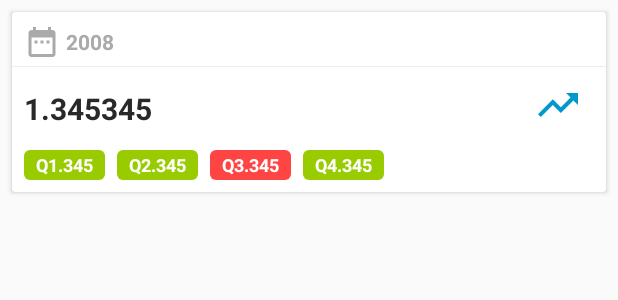
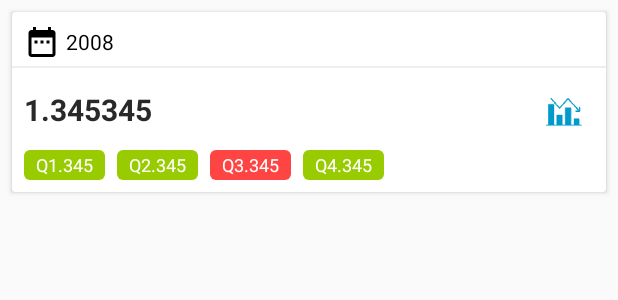
Before and after one commit to pratikmhatre/SPH-Test, an Android app: the layout item_volume_data.xml on its own in the app's theme, with its tools: preview values and no code run, on a phone screen of 412 x 824 dp. Shown: the top 300 px of the screen. Run offline under Robolectric (Android 15) with nearby library versions, the phone set to English and light mode, and no system bars; network calls fail.

Commit message:
App Complete

```diff
--- a/app/build.gradle
+++ b/app/build.gradle
@@ -47,7 +47,7 @@ dependencies {
 
     //RxJava
     implementation 'io.reactivex.rxjava2:rxjava:2.2.0'
-    compile 'io.reactivex.rxjava2:rxandroid:2.1.0'
+    implementation 'io.reactivex.rxjava2:rxandroid:2.1.0'
 
     //network
     implementation 'com.squareup.retrofit2:retrofit:2.2.0'
--- a/app/src/main/AndroidManifest.xml
+++ b/app/src/main/AndroidManifest.xml
@@ -3,6 +3,8 @@
     package="com.sphtest">
 
     <uses-permission android:name="android.permission.INTERNET" />
+    <uses-permission android:name="android.permission.ACCESS_NETWORK_STATE" />
+
     <application
         android:name=".application.MyApplication"
         android:allowBackup="true"
--- a/app/src/main/java/com/sphtest/data/db/DbHelper.kt
+++ b/app/src/main/java/com/sphtest/data/db/DbHelper.kt
@@ -10,7 +10,9 @@ import javax.inject.Inject
 class DbHelper @Inject constructor(@ApplicationContext val context: Context) : DbHelperFace {
     private val volumeDao = (context as MyApplication).daoSession.volumeDataTableDao
     override fun addSingleVolumeData(volumeData: VolumeDataTable) {
-        volumeDao.insert(volumeData)
+        if (volumeDao.queryBuilder().where(VolumeDataTableDao.Properties.Id.eq(volumeData.id)).list().isEmpty()) {
+            volumeDao.insert(volumeData)
+        }
     }
 
     override fun addAllVolumes(arrayList: ArrayList<VolumeDataTable>) {
--- a/app/src/main/res/drawable/ic_date.xml
+++ b/app/src/main/res/drawable/ic_date.xml
@@ -1,5 +1,10 @@
-<vector android:height="24dp" android:tint="#AAAAAA"
-    android:viewportHeight="24.0" android:viewportWidth="24.0"
-    android:width="24dp" xmlns:android="http://schemas.android.com/apk/res/android">
-    <path android:fillColor="#FF000000" android:pathData="M9,11L7,11v2h2v-2zM13,11h-2v2h2v-2zM17,11h-2v2h2v-2zM19,4h-1L18,2h-2v2L8,4L8,2L6,2v2L5,4c-1.11,0 -1.99,0.9 -1.99,2L3,20c0,1.1 0.89,2 2,2h14c1.1,0 2,-0.9 2,-2L21,6c0,-1.1 -0.9,-2 -2,-2zM19,20L5,20L5,9h14v11z"/>
+<vector xmlns:android="http://schemas.android.com/apk/res/android"
+    android:width="24dp"
+    android:height="24dp"
+    android:tint="#000000"
+    android:viewportWidth="24.0"
+    android:viewportHeight="24.0">
+    <path
+        android:fillColor="#FF000000"
+        android:pathData="M9,11L7,11v2h2v-2zM13,11h-2v2h2v-2zM17,11h-2v2h2v-2zM19,4h-1L18,2h-2v2L8,4L8,2L6,2v2L5,4c-1.11,0 -1.99,0.9 -1.99,2L3,20c0,1.1 0.89,2 2,2h14c1.1,0 2,-0.9 2,-2L21,6c0,-1.1 -0.9,-2 -2,-2zM19,20L5,20L5,9h14v11z" />
 </vector>
--- a/app/src/main/res/drawable/ic_trending.xml
+++ /dev/null
@@ -1,5 +0,0 @@
-<vector android:height="32dp" android:tint="#AAAAAA"
-    android:viewportHeight="24.0" android:viewportWidth="24.0"
-    android:width="32dp" xmlns:android="http://schemas.android.com/apk/res/android">
-    <path android:fillColor="#FF000000" android:pathData="M16,6l2.29,2.29 -4.88,4.88 -4,-4L2,16.59 3.41,18l6,-6 4,4 6.3,-6.29L22,12V6z"/>
-</vector>
--- a/app/src/main/res/layout/item_volume_data.xml
+++ b/app/src/main/res/layout/item_volume_data.xml
@@ -1,8 +1,10 @@
 <?xml version="1.0" encoding="utf-8"?>
 <android.support.v7.widget.CardView xmlns:android="http://schemas.android.com/apk/res/android"
     xmlns:app="http://schemas.android.com/apk/res-auto"
+    android:id="@+id/container"
     android:layout_width="match_parent"
     android:layout_height="120dp"
+    android:layout_marginBottom="2dp"
     android:layout_marginStart="@dimen/activity_margin_half"
     android:layout_marginTop="@dimen/activity_margin_half"
     android:layout_marginEnd="@dimen/activity_margin_half">
@@ -20,17 +22,16 @@
             android:drawablePadding="4dp"
             android:gravity="center_vertical"
             android:text="2008"
-            android:textColor="#aaa"
-            android:textStyle="bold"
+            android:textColor="#000"
             app:layout_constraintLeft_toLeftOf="parent"
             app:layout_constraintTop_toTopOf="parent" />
 
         <ImageView
             android:id="@+id/view_devider"
             android:layout_width="0dp"
-            android:layout_height="0.5dp"
+            android:layout_height="1dp"
             android:layout_marginTop="4dp"
-            android:background="#eee"
+            android:background="#eeeeee"
             app:layout_constraintLeft_toLeftOf="parent"
             app:layout_constraintRight_toRightOf="parent"
             app:layout_constraintTop_toBottomOf="@+id/tv_year" />
@@ -71,8 +72,7 @@
                     android:gravity="center"
                     android:text="Q1.345"
                     android:textColor="@android:color/white"
-                    android:textSize="12sp"
-                    android:textStyle="bold" />
+                    android:textSize="12sp" />
 
                 <TextView
                     android:id="@+id/tv_q2"
@@ -83,8 +83,7 @@
                     android:gravity="center"
                     android:text="Q2.345"
                     android:textColor="@android:color/white"
-                    android:textSize="12sp"
-                    android:textStyle="bold" />
+                    android:textSize="12sp" />
 
                 <TextView
                     android:id="@+id/tv_q3"
@@ -95,20 +94,19 @@
                     android:gravity="center"
                     android:text="Q3.345"
                     android:textColor="@android:color/white"
-                    android:textSize="12sp"
-                    android:textStyle="bold" />
+                    android:textSize="12sp" />
 
                 <TextView
                     android:id="@+id/tv_q4"
                     android:layout_width="wrap_content"
                     android:layout_height="wrap_content"
                     android:layout_marginLeft="@dimen/activity_margin_half"
+                    android:layout_marginRight="@dimen/activity_margin_half"
                     android:background="@drawable/curved_sides_rectangle_green"
                     android:gravity="center"
                     android:text="Q4.345"
                     android:textColor="@android:color/white"
-                    android:textSize="12sp"
-                    android:textStyle="bold" />
+                    android:textSize="12sp" />
 
             </LinearLayout>
         </HorizontalScrollView>
@@ -120,7 +118,7 @@
             android:layout_marginRight="@dimen/activity_horizontal_margin"
             android:background="?android:attr/selectableItemBackgroundBorderless"
             android:clickable="true"
-            android:src="@drawable/ic_trending"
+            android:src="@mipmap/ic_trending"
             android:tint="@android:color/holo_blue_dark"
             app:layout_constraintBottom_toBottomOf="@+id/tv_volume"
             app:layout_constraintRight_toRightOf="parent" />
--- a/app/src/main/res/values/strings.xml
+++ b/app/src/main/res/values/strings.xml
@@ -1,3 +1,5 @@
 <resources>
     <string name="app_name">SPH Test</string>
+    <string name="view_details">View Details</string>
+    <string name="network_error">Please check your network and try again</string>
 </resources>
```
Also changed, not shown: app/src/main/java/com/sphtest/data/db/tables/VolumeDataTable.java (+15 -2 lines), app/src/main/java/com/sphtest/data/db/tables/VolumeDataTableDao.java (+16 -2 lines), app/src/main/java/com/sphtest/ui/ListActivity.kt (+37 -9 lines), app/src/main/java/com/sphtest/ui/ListRepository.kt (+7 -1 lines), app/src/main/java/com/sphtest/ui/ListViewModel.kt (+37 -14 lines), app/src/main/java/com/sphtest/ui/VolumeListAdapter.kt (+49 -8 lines), app/src/main/java/com/sphtest/ui/VolumeListUtils.kt (added, +17 -0 lines), app/src/main/res/layout/activity_main.xml (+9 -3 lines), app/src/main/res/mipmap-xxxhdpi/ic_trending.png (added).
